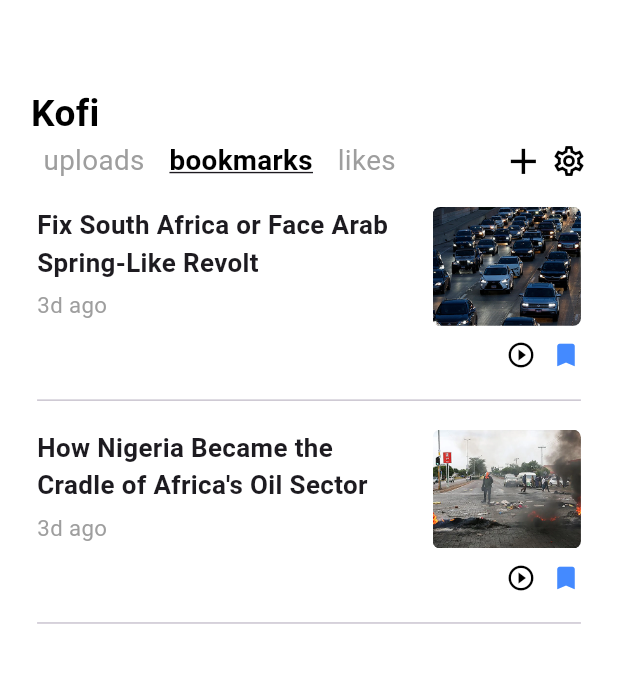
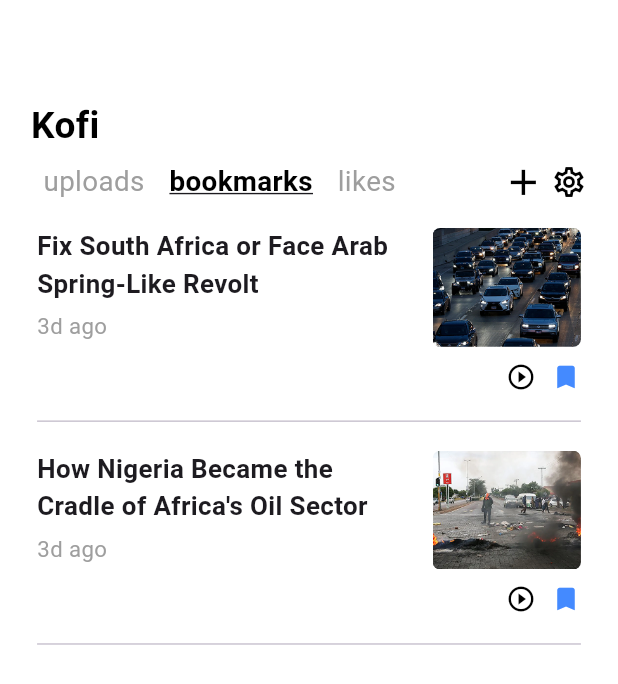
Before and after one commit to bagga16/Alkebulan, a Flutter app: the ProfileScreen screen opened directly, after a tap on "uploads", after a tap on "bookmarks", on a phone screen of 412 x 824 dp. Shown: the top 684 px of the screen. Run offline on Flutter 3.47's test engine with Material 3 defaults, Android fonts, the light colour scheme and no system bars; our stand-ins replace flutter_svg, get, video_player.

Commit message:
Latest Articles complete + Profile Updated

```diff
--- a/lib/App Screeens/User Profile & Settings/UserProfileScreen.dart
+++ b/lib/App Screeens/User Profile & Settings/UserProfileScreen.dart
@@ -17,7 +17,10 @@ class ProfileScreen extends StatelessWidget {
         children: [
           Padding(
             padding: EdgeInsets.only(
-                left: screenWidth * 0.05, top: screenHeight * 0.07),
+              left: screenWidth * 0.05,
+              top: screenHeight * 0.08,
+              bottom: screenHeight * 0.007,
+            ),
             child: Row(
               children: [
                 Text(
@@ -60,10 +63,19 @@ class ProfileScreen extends StatelessWidget {
           SizedBox(height: MediaQueryHelper.height(context, 0.02)),
 
           // Content Area
+          // Expanded(child: Obx(() {
+          //   return controller.selectedTab.value == 1
+          //       ? _bookmarksTab()
+          //       : _likesTab();
+          // })),
           Expanded(child: Obx(() {
-            return controller.selectedTab.value == 1
-                ? _bookmarksTab()
-                : _likesTab();
+            if (controller.selectedTab.value == 0) {
+              return _uploadsTab();
+            } else if (controller.selectedTab.value == 1) {
+              return _bookmarksTab();
+            } else {
+              return _likesTab();
+            }
           })),
         ],
       ),
@@ -95,6 +107,37 @@ class ProfileScreen extends StatelessWidget {
     );
   }
 
+// Uploads Tab
+  Widget _uploadsTab() {
+    return Obx(() {
+      if (controller.uploads.isEmpty) {
+        return Center(
+          child: Text(
+            "No uploads yet,\nShare your first upload to get started",
+            textAlign: TextAlign.center,
+            style: TextStyle(
+              fontSize: MediaQueryHelper.fontSize(Get.context!, 0.045),
+              color: const Color.fromARGB(255, 105, 103, 103),
+            ),
+          ),
+        );
+      } else {
+        return GridView.builder(
+          padding: EdgeInsets.all(MediaQueryHelper.width(Get.context!, 0.03)),
+          gridDelegate: SliverGridDelegateWithFixedCrossAxisCount(
+            crossAxisCount: 3,
+            crossAxisSpacing: 7,
+            mainAxisSpacing: 12,
+          ),
+          itemCount: controller.uploads.length,
+          itemBuilder: (context, index) {
+            return LikeItem(like: controller.uploads[index]);
+          },
+        );
+      }
+    });
+  }
+
   Widget _bookmarksTab() {
     return Obx(() => ListView.builder(
           itemCount: controller.bookmarks.length,
--- a/lib/App Widgets/LatestArticaleCard.dart
+++ b/lib/App Widgets/LatestArticaleCard.dart
@@ -96,6 +96,7 @@ class LatestArticleCard extends StatelessWidget {
               ),
             ],
           ),
+          Divider()
         ],
       ),
     );
--- a/lib/Controllers/UserProfileController.dart
+++ b/lib/Controllers/UserProfileController.dart
@@ -4,7 +4,7 @@ import 'package:get/get.dart';
 
 class ProfileController extends GetxController {
   var selectedTab = 1.obs; // Default: "Bookmarks" tab
-
+  var uploads = <Like>[].obs;
   var bookmarks = <Bookmark>[
     Bookmark(
       title: "Fix South Africa or Face Arab Spring-Like Revolt",
--- a/lib/Utils/AppRoutes.dart
+++ b/lib/Utils/AppRoutes.dart
@@ -1,12 +1,13 @@
 import 'package:alkebulan/App%20Screeens/Auth%20Screens/ReferAFriendScreen.dart';
 import 'package:alkebulan/App%20Screeens/Auth%20Screens/SignUp.dart';
 import 'package:alkebulan/App%20Screeens/Home/HomeScreen.dart';
+import 'package:alkebulan/App%20Screeens/Lates%20Articles/LatestArticlesScreen.dart';
 import 'package:alkebulan/App%20Screeens/OnBoarding/OnBoarding2.dart';
 import 'package:alkebulan/App%20Screeens/OnBoarding/Onboarding1.dart';
 import 'package:alkebulan/App%20Screeens/OnBoarding/PaymentScreen.dart';
 import 'package:alkebulan/App%20Screeens/User%20Profile%20&%20Settings/SettingsScreen.dart';
 import 'package:alkebulan/Common%20Components/BottomBar.dart';
-import 'package:flutter/material.dart';
+
 import 'package:get/get.dart';
 
 class AppRoutes {
@@ -19,6 +20,8 @@ class AppRoutes {
   static const String signup = '/signup';
   static const String home = '/home';
   static const String settings = '/settings';
+
+  static const String latestArticles = '/latestArticles';
 
   static final routes = [
     GetPage(
@@ -38,5 +41,6 @@ class AppRoutes {
     GetPage(name: bnb, page: () => DBNBPage()),
     GetPage(name: home, page: () => HomeScreen()),
     GetPage(name: settings, page: () => SettingsScreen()),
+    GetPage(name: latestArticles, page: () => LatestArticlesScreen()),
   ];
 }
```
Also changed, not shown: lib/App Screeens/Home/ContributerProfileScreen.dart (+10 -5 lines), lib/App Screeens/Lates Articles/LatestArticlesScreen.dart (added, +77 -0 lines), lib/App Screeens/Lates Articles/LatestArticles.dart (deleted).
